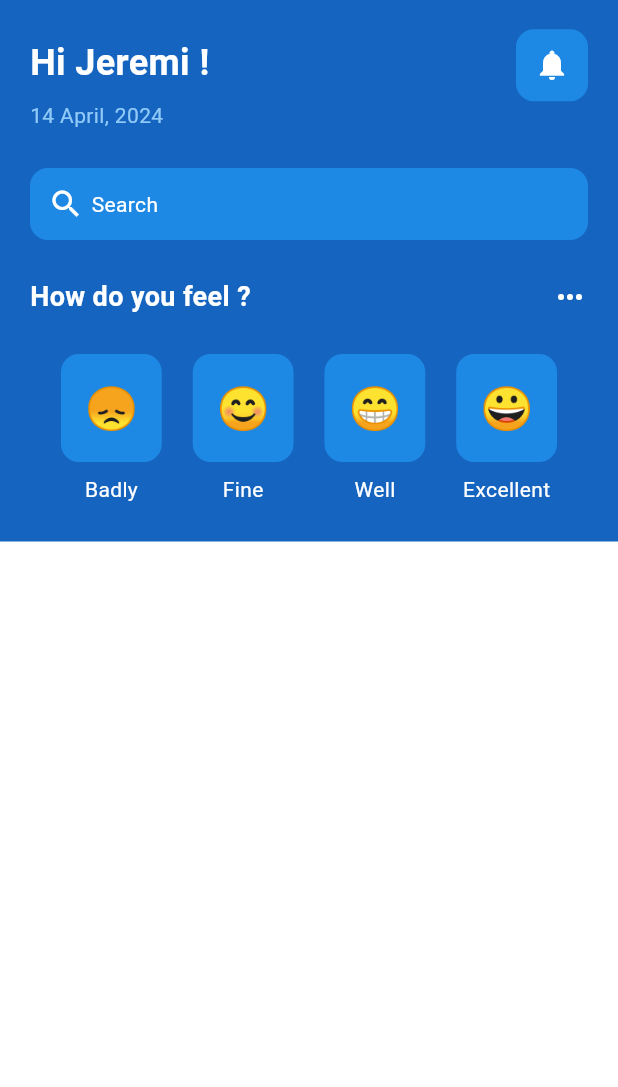
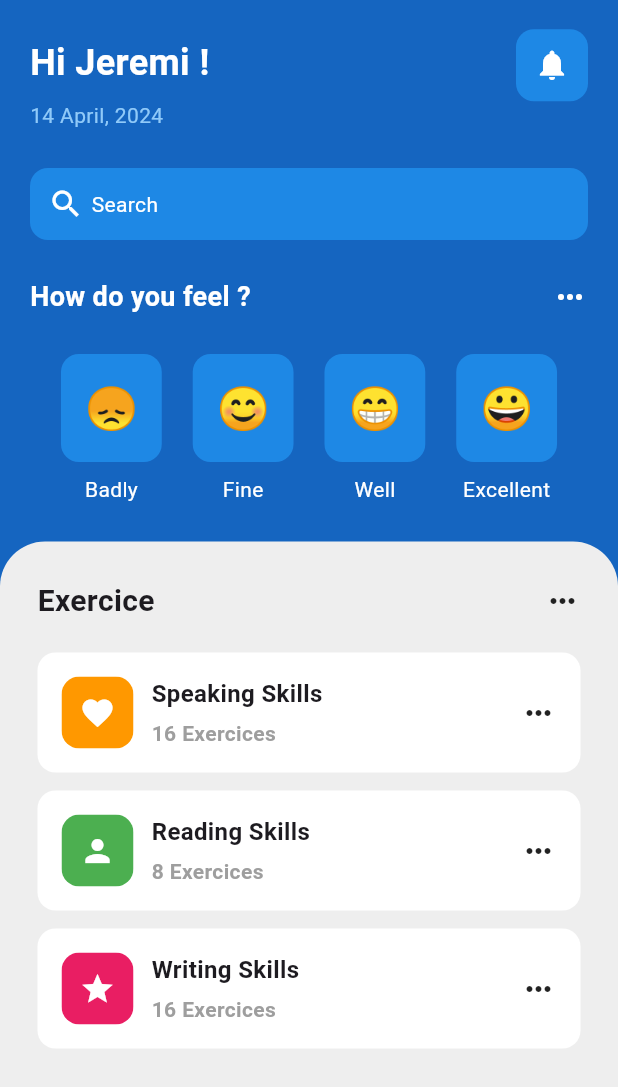
Before and after one commit to Jeremi-Koloma/mentalhealthapp, a Flutter app: the screen it shows after launch, on a phone screen of 412 x 824 dp. Shown: the top 1087 px of the screen. Run offline on Flutter 3.47's test engine with Material 3 defaults, Android fonts, the phone set to English and light mode, and no system bars.

Commit message:
HomePage Okay

```diff
--- a/lib/pages/home/home_page.dart
+++ b/lib/pages/home/home_page.dart
@@ -1,5 +1,8 @@
+import 'package:flutter/cupertino.dart';
 import 'package:flutter/material.dart';
+import 'package:flutter/widgets.dart';
 import 'package:mentalhealthapp/utils/emotion.dart';
+import 'package:mentalhealthapp/utils/exerices_tile.dart';
 
 class HomePage extends StatefulWidget {
   const HomePage({super.key});
@@ -169,8 +172,57 @@ class _HomePageState extends State<HomePage> {
             // MAIN CONTAINER INFOS
             Expanded(
               child: Container(
+                padding: const EdgeInsets.all(25.0),
                 decoration: BoxDecoration(
-                  color: Colors.white,
+                  color: Colors.grey[200],
+                  borderRadius: const BorderRadius.only(
+                    topLeft: Radius.circular(30.0),
+                    topRight: Radius.circular(30.0),
+                  ),
+                ),
+                child: Column(
+                  children: [
+                    // EXERCICE HEADLING
+                    const Row(
+                      mainAxisAlignment: MainAxisAlignment.spaceBetween,
+                      children: [
+                        Text(
+                          "Exercice",
+                          style: TextStyle(
+                            fontSize: 20.0,
+                            fontWeight: FontWeight.bold,
+                          ),
+                        ),
+                        Icon(Icons.more_horiz),
+                      ],
+                    ),
+                    const SizedBox(height: 20.0),
+                    // LISTVIEW OF EXERCICE
+                    Expanded(
+                      child: ListView(
+                        children: const [
+                          ExericesTile(
+                            icon: Icons.favorite,
+                            exerciceName: 'Speaking Skills',
+                            numberExercie: 16,
+                            color: Colors.orange,
+                          ),
+                          ExericesTile(
+                            icon: Icons.person,
+                            exerciceName: 'Reading Skills',
+                            numberExercie: 8,
+                            color: Colors.green,
+                          ),
+                          ExericesTile(
+                            icon: Icons.star,
+                            exerciceName: 'Writing Skills',
+                            numberExercie: 16,
+                            color: Colors.pink,
+                          ),
+                        ],
+                      ),
+                    ),
+                  ],
                 ),
               ),
             ),
--- a/lib/utils/emotion.dart
+++ b/lib/utils/emotion.dart
@@ -3,6 +3,7 @@ import 'package:flutter/material.dart';
 class Emotion extends StatelessWidget {
   // Variable for our emoji icon
   final String emotIconFace;
+
   const Emotion({super.key, required this.emotIconFace});
 
   @override
--- /dev/null
+++ b/lib/utils/exerices_tile.dart
@@ -0,0 +1,75 @@
+import 'package:flutter/material.dart';
+
+class ExericesTile extends StatelessWidget {
+  // variable Exercice types
+  final icon;
+  final color;
+  final String exerciceName;
+  final int numberExercie;
+
+  const ExericesTile({
+    super.key,
+    required this.icon,
+    required this.exerciceName,
+    required this.numberExercie,
+    required this.color,
+  });
+
+  @override
+  Widget build(BuildContext context) {
+    return Padding(
+      padding: const EdgeInsets.only(bottom: 12.0),
+      child: Container(
+        padding: const EdgeInsets.all(16.0),
+        decoration: BoxDecoration(
+          borderRadius: BorderRadius.circular(12.0),
+          color: Colors.white,
+        ),
+        child: Row(
+          mainAxisAlignment: MainAxisAlignment.spaceBetween,
+          children: [
+            Row(
+              children: [
+                ClipRRect(
+                  borderRadius: BorderRadius.circular(12.0),
+                  child: Container(
+                      padding: const EdgeInsets.all(12.0),
+                      decoration: BoxDecoration(
+                        color: color,
+                      ),
+                      child: Icon(
+                        icon,
+                        color: Colors.white,
+                      )),
+                ),
+                const SizedBox(width: 12.0),
+                Column(
+                  crossAxisAlignment: CrossAxisAlignment.start,
+                  children: [
+                    Text(
+                      exerciceName,
+                      style: const TextStyle(
+                        fontWeight: FontWeight.bold,
+                        fontSize: 16.0,
+                      ),
+                    ),
+                    const SizedBox(height: 5.0),
+                    Text(
+                      '$numberExercie Exercices',
+                      style: const TextStyle(
+                        fontSize: 14.0,
+                        color: Colors.grey,
+                        fontWeight: FontWeight.bold,
+                      ),
+                    ),
+                  ],
+                ),
+              ],
+            ),
+            const Icon(Icons.more_horiz),
+          ],
+        ),
+      ),
+    );
+  }
+}
--- a/pubspec.yaml
+++ b/pubspec.yaml
@@ -35,6 +35,7 @@ dependencies:
   # The following adds the Cupertino Icons font to your application.
   # Use with the CupertinoIcons class for iOS style icons.
   cupertino_icons: ^1.0.6
+  get: ^4.6.6
 
 dev_dependencies:
   flutter_test:
```
Also changed, not shown: pubspec.lock.
